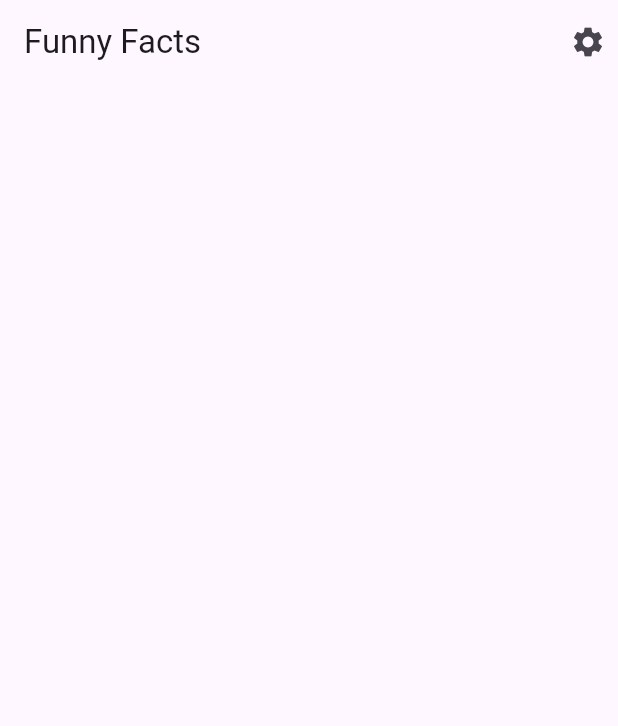
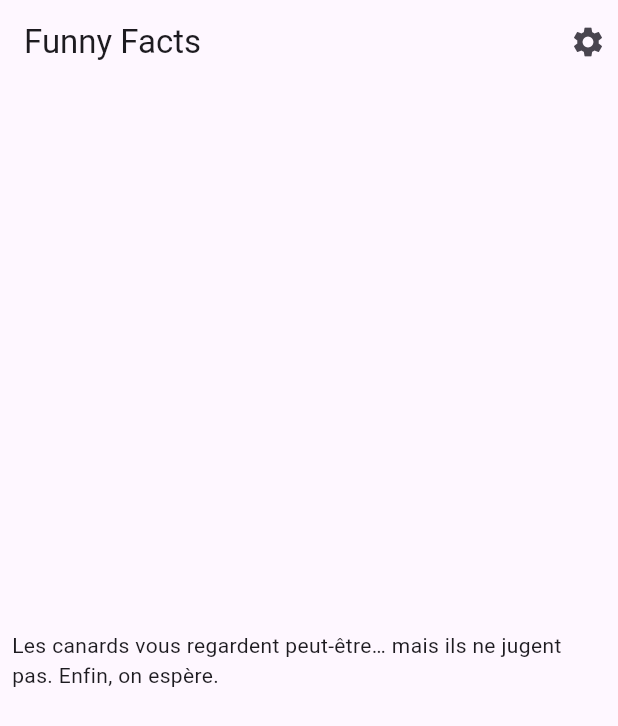
Before and after one commit to asvpxvivien/funnyfacts_app, a Flutter app: the screen it shows after launch, on a phone screen of 412 x 824 dp. Shown: the top 726 px of the screen. Run offline on Flutter 3.47's test engine with Material 3 defaults, Android fonts, the phone set to English and light mode, and no system bars.

Commit message:
Start customization of the funny page

```diff
--- a/lib/screens/mainScreen.dart
+++ b/lib/screens/mainScreen.dart
@@ -9,6 +9,29 @@ class MainScreen extends StatefulWidget {
 }
 
 class _MainScreenState extends State<MainScreen> {
+  List<String> facts = [
+    "Les canards vous regardent peut-être… mais ils ne jugent pas. Enfin, on espère.",
+    "Un paresseux peut prendre une semaine pour digérer une feuille. C’est moi avec mes problèmes.",
+    "Il est illégal de posséder une seule grenouille en Californie si elle s’échappe d'une course. Oui, ça existe.",
+    "Les pieuvres ont trois cœurs… et pourtant elles sont toujours célibataires.",
+    "Les vaches ont des meilleurs amis. Et elles dépriment quand elles sont séparées.",
+    "Un jour, quelqu’un a essayé de vendre la tour Eiffel. Deux fois. Et il a réussi.",
+    "Les wombats font des crottes… carrées. Parfait pour les empiler comme des Lego 🧱💩.",
+    "Les chats dorment 70% de leur vie. J'appelle ça un *goal de vie*.",
+    "En Suisse, il est illégal de posséder un seul cochon d’Inde. Il lui faut un copain. C’est la loi de l’amitié.",
+    "Les dauphins s’appellent par leur prénom. Genre : 'Yo Kevin, on nage ou quoi ?'",
+    "Les escargots peuvent dormir pendant trois ans. Ce n’est plus du sommeil, c’est de l’hibernation de compétition.",
+    "Une crevette-mante peut frapper avec la vitesse d’une balle de calibre .22. Mike Tyson des mers.",
+    "Les papillons goûtent avec leurs pieds. Donc, marcher dans une crotte c’est un vrai repas pour eux.",
+    "Un poulpe peut ouvrir un pot de cornichons… et ensuite s’enfuir. Meilleur voleur de pique-nique.",
+    "Le mot 'kangourou' vient d’une incompréhension : en gros, ça voulait dire 'je ne comprends pas'.",
+    "Il existe un championnat du monde de portage de femme. Si si. Google-le.",
+    "La pastèque est un légume. Je sais. Mon monde vient de s’écrouler.",
+    "En 1994, une tortue a gagné une course contre un lièvre… dans une vraie compétition. Karma, mon gars.",
+    "Le ketchup était vendu comme médicament au 19e siècle. Donc techniquement, j’ai mangé un médicament ce midi.",
+    "Les moutons peuvent reconnaître jusqu’à 50 visages. Et moi, j’oublie le nom de quelqu’un 3 secondes après l’avoir entendu.",
+  ];
+
   @override
   Widget build(BuildContext context) {
     return Scaffold(
@@ -33,6 +56,15 @@ class _MainScreenState extends State<MainScreen> {
           ),
         ],
       ),
+      body: PageView.builder(
+        itemCount: facts.length,
+        itemBuilder: (BuildContext, int index) {
+          return Padding(
+            padding: const EdgeInsets.all(8.0),
+            child: Center(child: Container(child: Text(facts[index]))),
+          );
+        },
+      ),
     );
   }
 }
```
